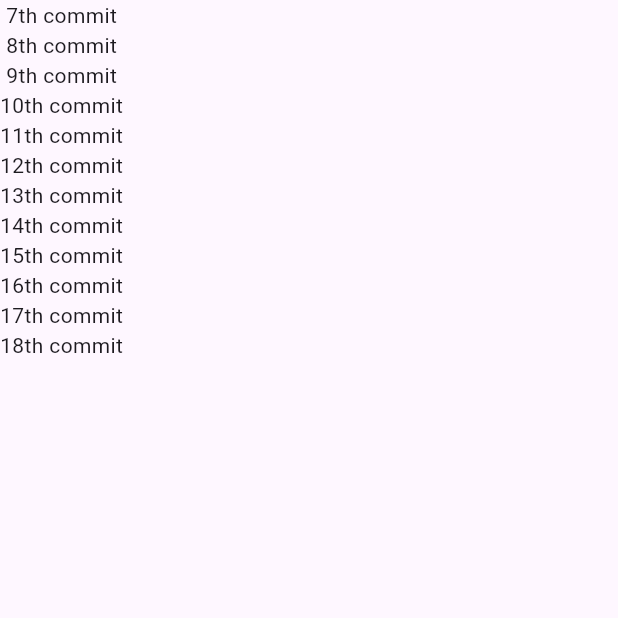
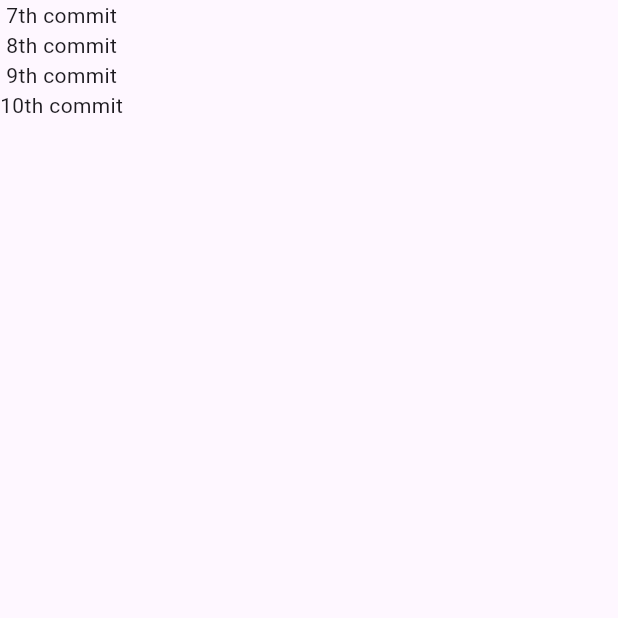
Before and after one commit to orozbaevelmar/Flutter_Order, a Flutter app: the screen it shows after launch, on a phone screen of 412 x 824 dp, the top half of it. Run offline on Flutter 3.47's test engine with Material 3 defaults, Android fonts, the phone set to English and light mode, and no system bars.

Commit message:
twelvth commit

```diff
--- a/lib/main.dart
+++ b/lib/main.dart
@@ -21,14 +21,6 @@ class MyApp extends StatelessWidget {
               Text('8th commit'),
               Text('9th commit'),
               Text('10th commit'),
-              Text('11th commit'),
-              Text('12th commit'),
-              Text('13th commit'),
-              Text('14th commit'),
-              Text('15th commit'),
-              Text('16th commit'),
-              Text('17th commit'),
-              Text('18th commit'),
             ]),
           ),
         ),
```
